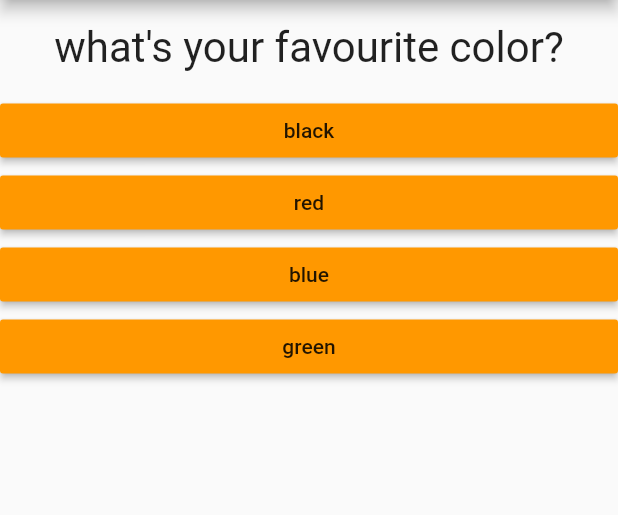
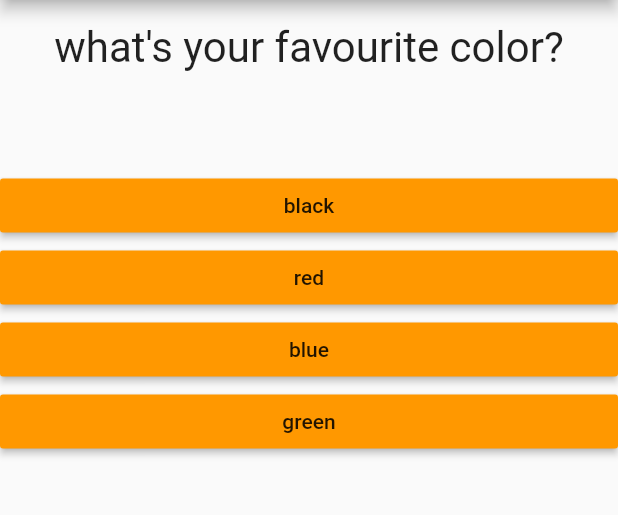
Before and after one commit to abhishekkharkwal75/Quiz_Selector, a Flutter app: the screen it shows after launch, on a phone screen of 412 x 824 dp, the part 84-599 px from its top. Run offline on Flutter 3.47's test engine with Material 2 defaults, Android fonts, the phone set to English and light mode, and no system bars.

Commit message:
new customization added

```diff
--- a/lib/main.dart
+++ b/lib/main.dart
@@ -1,3 +1,4 @@
+import 'package:flutter/cupertino.dart';
 import 'package:flutter/material.dart';
 import 'package:flutter_complete_guide/result.dart';
 import './result.dart';
@@ -83,11 +84,27 @@ class _AviAppState extends State<AviApp> {
   @override
   Widget build(BuildContext context) {
     return MaterialApp(
+      debugShowCheckedModeBanner: false,
       home: Scaffold(
         appBar: AppBar(
-          title: Text('Quiz Selector'),
-          backgroundColor: Colors.green[200],
-        ),
+            centerTitle: _questionIndex == 0 ? false : true,
+            title: Text('Quiz Selector'),
+            backgroundColor: Colors.green[200],
+            leading: _questionIndex != 0
+                ? IconButton(
+                    icon: Icon(CupertinoIcons.back),
+                    onPressed: () {
+                      if (_questionIndex == 0 || _totalScore == 0) {
+                        return null;
+                      } else {
+                        setState(() {
+                          _questionIndex = _questionIndex - 1;
+                          _totalScore = _totalScore - 1;
+                        });
+                      }
+                    },
+                  )
+                : null),
         body: _questionIndex < _questions.length
             ? //exception resolution easy way
             Quiz(
--- a/lib/question.dart
+++ b/lib/question.dart
@@ -12,10 +12,13 @@ class Question extends StatelessWidget {
         width: double.infinity, //container takes the full width of screen now
         margin: EdgeInsets.all(
             15), //press control and hover over the EdgeInsets you will get link
-        child: Text(
-          questionText,
-          style: TextStyle(fontSize: 28),
-          textAlign: TextAlign.center,
+        child: Padding(
+          padding: const EdgeInsets.only(bottom: 50.0),
+          child: Text(
+            questionText,
+            style: TextStyle(fontSize: 28),
+            textAlign: TextAlign.center,
+          ),
         ));
   }
 }
```
